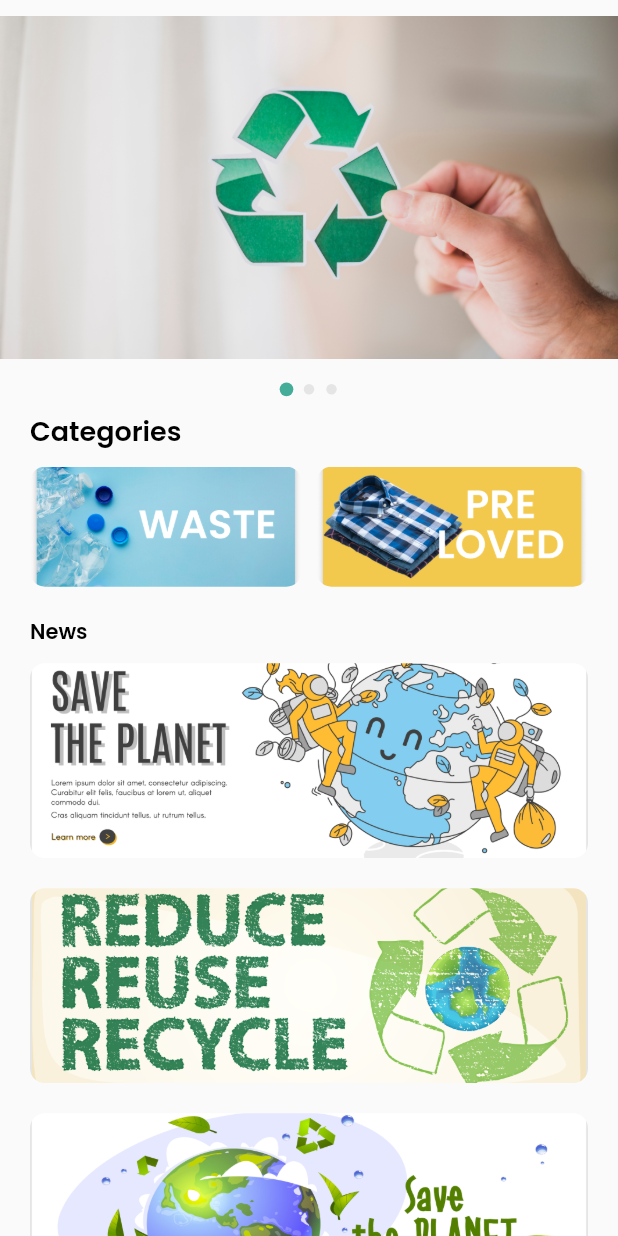
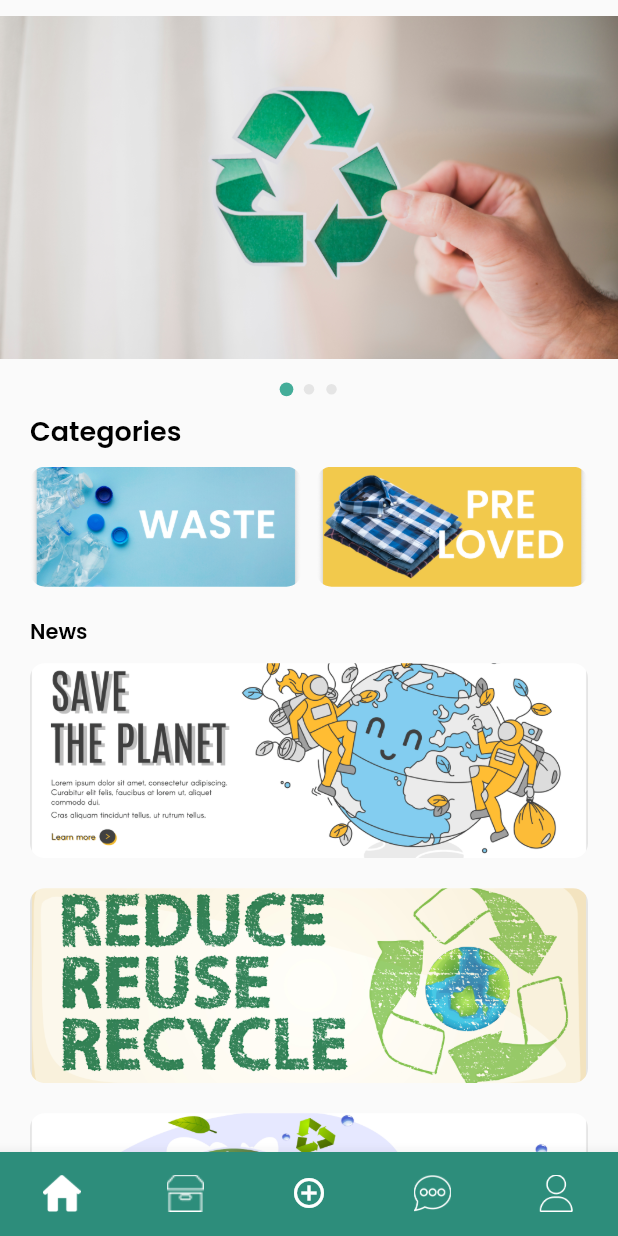
Before and after one commit to DanishMaula/U-LessTrash, a Flutter app: the screen it shows after launch, after a tap on "Login", on a phone screen of 412 x 824 dp. Run offline on Flutter 3.47's test engine with Material 2 defaults, Android fonts, the phone set to English and light mode, and no system bars; drawn by our look-alikes of carousel_slider, smooth_page_indicator; our stand-ins replace carousel_indicator, google_fonts.

Commit message:
add navigation bar

```diff
--- a/lib/main.dart
+++ b/lib/main.dart
@@ -3,6 +3,7 @@ import 'package:u_less_trash/pages/home_page.dart';
 import 'package:u_less_trash/pages/login_page.dart';
 import 'package:u_less_trash/pages/register_page.dart';
 import 'package:u_less_trash/pages/splash_screen.dart';
+import 'package:u_less_trash/widget/nav_bar.dart';
 
 void main() {
   runApp(const MyApp());
@@ -21,6 +22,7 @@ class MyApp extends StatelessWidget {
         '/login':(context) => const LoginPage(),
         '/register': (context) => const RegisterPage(),
         '/home': (context) => const HomePage(),
+        '/navBar':(context) => const NavBar()
       },
     );
   }
--- a/lib/pages/login_page.dart
+++ b/lib/pages/login_page.dart
@@ -89,7 +89,7 @@ class _LoginPageState extends State<LoginPage> {
                     minWidth: 168,
                     height: 35,
                     onPressed: () {
-                      Navigator.pushNamed(context, '/home');
+                      Navigator.pushNamed(context, '/navBar');
 
                     },
                     child: Text(
--- /dev/null
+++ b/lib/widget/nav_bar.dart
@@ -0,0 +1,83 @@
+import 'package:flutter/material.dart';
+import 'package:u_less_trash/pages/add_trash.dart';
+import 'package:u_less_trash/pages/chat_page.dart';
+import 'package:u_less_trash/pages/home_page.dart';
+import 'package:u_less_trash/pages/my_stock.dart';
+import 'package:u_less_trash/pages/profile_page.dart';
+
+class NavBar extends StatefulWidget {
+  const NavBar({Key? key, }) : super(key: key);
+
+  @override
+  State<NavBar> createState() => _NavBarState();
+}
+
+class _NavBarState extends State<NavBar> {
+  int _selectedIndex = 0;
+
+  static const List<Widget> _widgetOptions = <Widget>[
+    HomePage(),
+    MyStock(),
+    AddTrash(),
+    ChatPage(),
+    ProfilePage()
+  ];
+
+  void _onItemTapped(int index) {
+    setState(() {
+      _selectedIndex = index;
+    });
+  }
+
+  @override
+  Widget build(BuildContext context) {
+    return Scaffold(
+
+      body: Center(
+        child: _widgetOptions.elementAt(_selectedIndex),
+      ),
+      bottomNavigationBar: Theme(
+        data: Theme.of(context).copyWith(
+          canvasColor: const Color(0xff2D8D7B)
+        ),
+         child: BottomNavigationBar(
+        type: BottomNavigationBarType.fixed,
+        currentIndex: _selectedIndex,
+        items:  <BottomNavigationBarItem>[
+          BottomNavigationBarItem(
+            icon: Image.asset(
+              _selectedIndex == 0 ? 'assets/images/home_selected.png' : 'assets/images/home_unselected.png', width: 25, height: 25,            ),
+            label: ''
+          ),
+          BottomNavigationBarItem(
+            icon: Image.asset(
+              _selectedIndex == 1 ? 'assets/images/box_selected.png' : 'assets/images/box_unselected.png', width: 25, height: 25,            ),
+            label: ''
+          ),
+          BottomNavigationBarItem(
+            icon: Icon(
+              Icons.add_circle_outline,
+            ),
+            label: ''
+          ),
+          BottomNavigationBarItem(
+            icon: Image.asset(
+              _selectedIndex == 3 ? 'assets/images/chat_selected.png' : 'assets/images/chat_unselected.png', width: 25, height: 25,            ),
+            label: ''
+          ),
+          BottomNavigationBarItem(
+            icon: Image.asset(
+              _selectedIndex == 4 ? 'assets/images/profile_selected.png' : 'assets/images/profile_unselected.png', width: 25, height: 25,
+            ),
+            label: ''
+          ),
+        ],
+        onTap: _onItemTapped,
+        selectedItemColor: const Color(0xffffffff) ,
+        unselectedItemColor:  Colors.white,
+        selectedFontSize: 0,
+
+      ),)
+    );
+  }
+}
```
Also changed, not shown: lib/pages/add_trash.dart (added, +16 -0 lines), lib/pages/chat_page.dart (added, +16 -0 lines), lib/pages/my_stock.dart (added, +16 -0 lines), lib/pages/profile_page.dart (added, +16 -0 lines), assets/images/box_selected.png (added), assets/images/box_unselected.png (added), assets/images/chat_selected.png (added), assets/images/chat_unselected.png (added), assets/images/home_selected.png (added), assets/images/home_unselected.png (added), assets/images/profile_selected.png (added), assets/images/profile_unselected.png (added).
